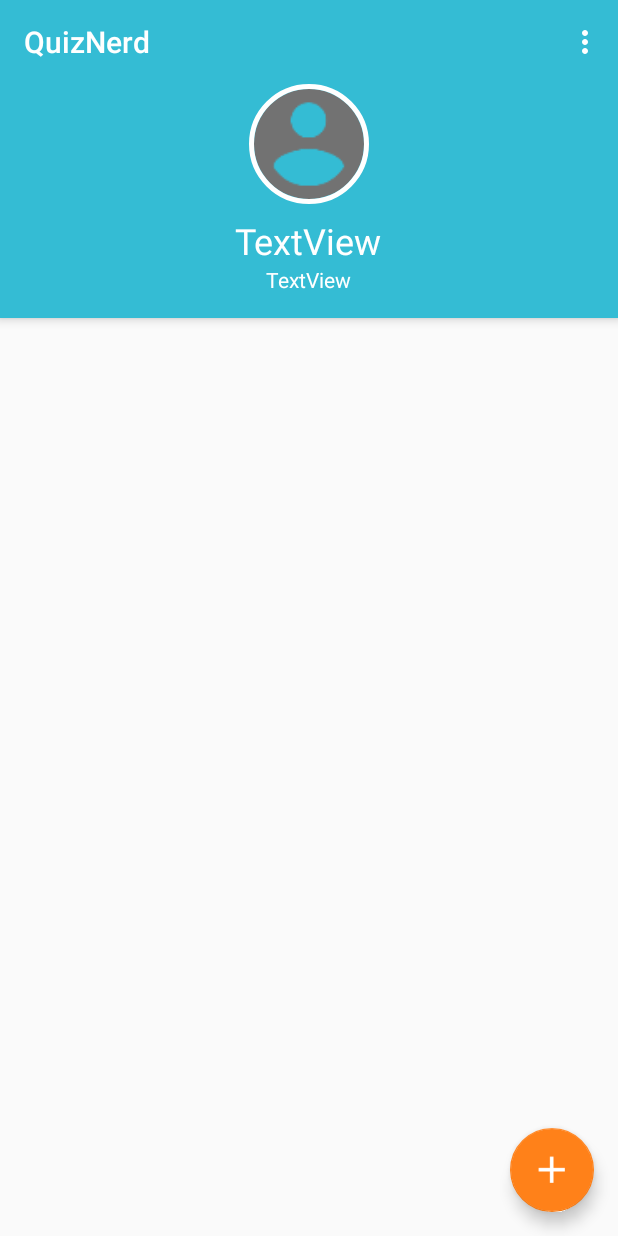
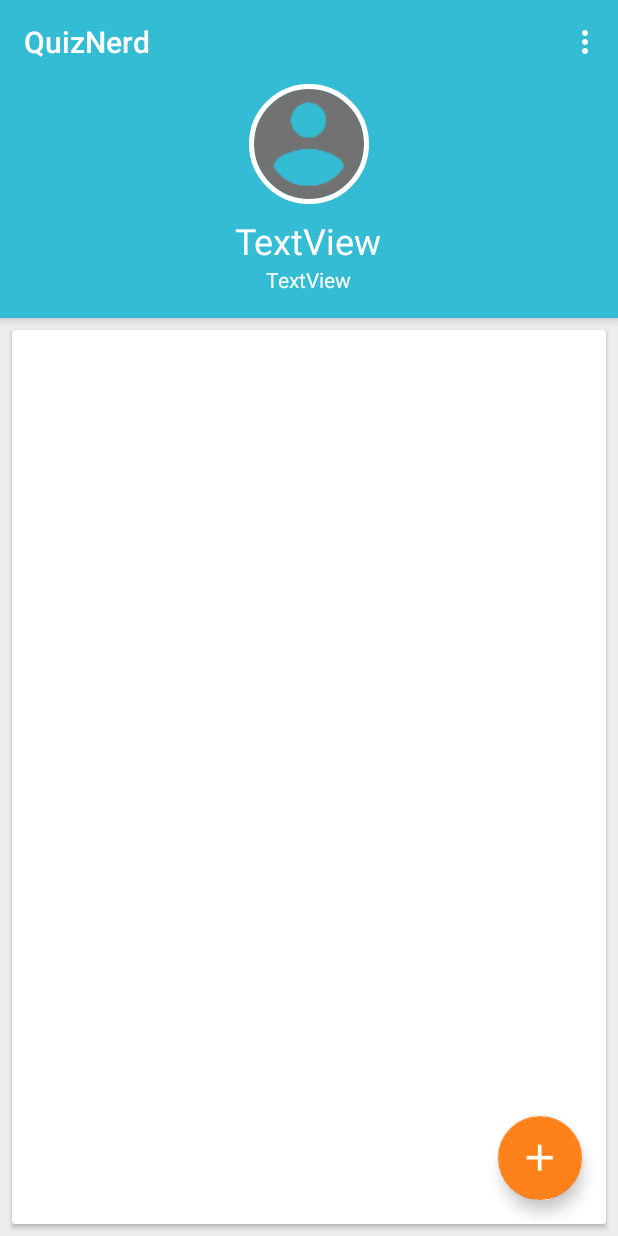
Before and after one commit to muety/quiznerd-android, an Android app: the screen it shows after launch once a user with an empty profile is signed in (MainActivity), on a phone screen of 412 x 824 dp. Run offline under Robolectric (Android 15) with nearby library versions, the phone set to English and light mode, and no system bars; our stand-ins replace ButterKnife, CircleImageView, Firebase (no records; nobody signed in at launch, a user with empty details on screens opened directly); libraries missing offline, so code that uses them is left out: com.firebase.ui; 3 statements that could not run were skipped.

Commit message:
Main card.

```diff
--- a/app/src/main/res/layout/activity_main.xml
+++ b/app/src/main/res/layout/activity_main.xml
@@ -16,6 +16,7 @@
             android:id="@+id/main_container"
             android:layout_width="match_parent"
             android:layout_height="match_parent"
+            android:background="@color/colorBackground"
             android:orientation="vertical">
 
             <android.support.design.widget.AppBarLayout
@@ -71,6 +72,11 @@
                 android:layout_width="match_parent"
                 android:layout_height="match_parent">
 
+                <android.support.v7.widget.CardView
+                    android:layout_width="match_parent"
+                    android:layout_height="match_parent"
+                    android:layout_margin="8dp">
+
                     <ListView
                         android:id="@+id/main_quiz_lv"
                         android:layout_width="match_parent"
@@ -87,6 +93,7 @@
                         android:layout_margin="@dimen/fab_margin"
                         app:fabSize="normal"
                         app:srcCompat="@drawable/ic_add" />
+                </android.support.v7.widget.CardView>
 
             </FrameLayout>
 
```
Lines whose indentation alone changed are shown as unchanged.
